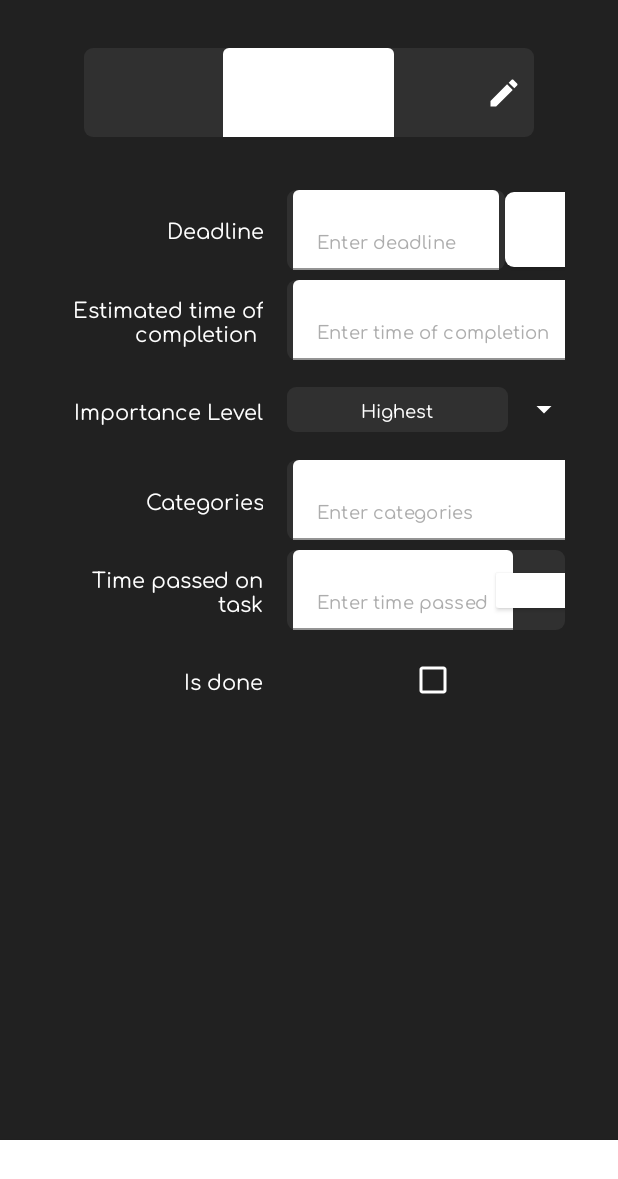
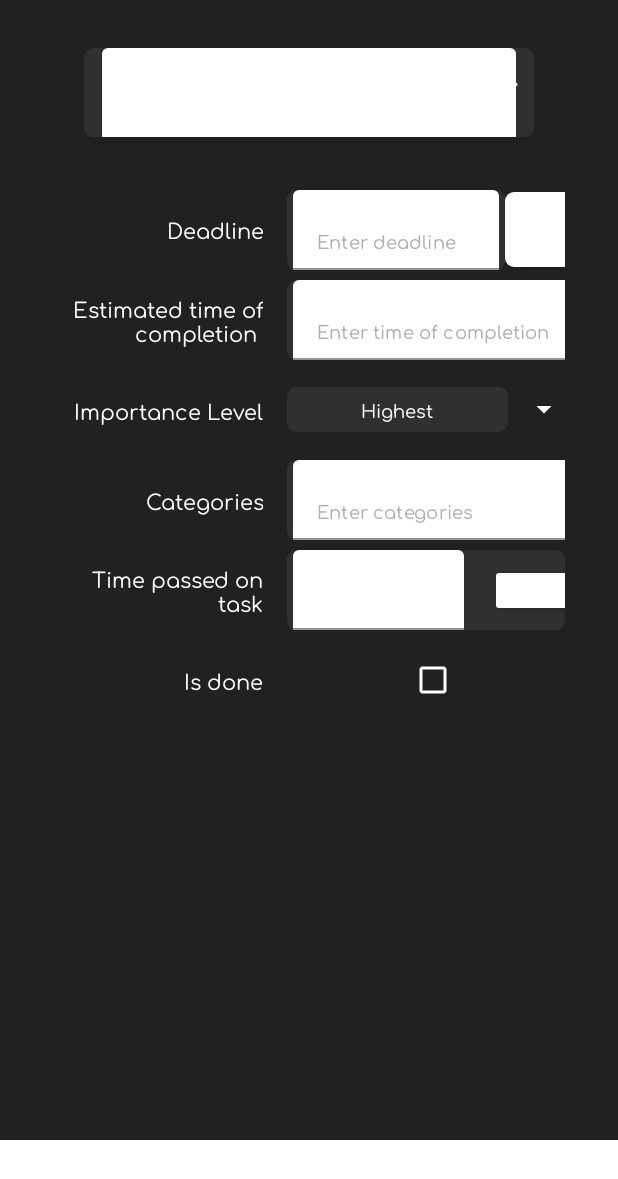
Before and after one commit to mdechdee/CS350_Start-It, an Android app: the AddItemActivity screen opened directly, with no data from a screen before it, on a phone screen of 412 x 824 dp. Shown: the top 1179 px of the screen. Run offline under Robolectric (Android 15) with nearby library versions, the phone set to English and light mode, and no system bars.

Commit message:
Fix input on add item layout

```diff
--- a/app/src/main/res/layout/activity_add_item.xml
+++ b/app/src/main/res/layout/activity_add_item.xml
@@ -48,14 +48,16 @@
 
             <com.google.android.material.textfield.TextInputEditText
                 android:id="@+id/titleName"
-                android:layout_width="wrap_content"
+                android:layout_width="match_parent"
                 android:layout_height="wrap_content"
                 android:layout_gravity="center"
+                android:layout_marginHorizontal="12dp"
                 android:backgroundTint="@color/colorPrimaryWhite"
                 android:fontFamily="@font/comfortaa"
-                android:gravity="center|fill_vertical"
+                android:gravity="center|center_horizontal"
                 android:inputType="text"
                 android:maxLines="1"
+                android:paddingHorizontal="8dp"
                 android:singleLine="true"
                 android:text="New Todo"
                 android:textAlignment="center"
@@ -122,6 +124,7 @@
                         android:layout_weight="1"
                         android:backgroundTint="@color/colorPrimaryWhite"
                         android:hint="Enter deadline"
+                        android:inputType="date|datetime"
                         android:singleLine="true"
                         android:textColor="@color/colorPrimaryWhite"
                         android:textColorHighlight="@color/colorAccent"
@@ -189,6 +192,7 @@
                         android:layout_weight="1"
                         android:backgroundTint="@color/colorPrimaryWhite"
                         android:hint="Enter time of completion"
+                        android:inputType="time"
                         android:singleLine="true"
                         android:textColor="@color/colorPrimaryWhite"
                         android:textColorHighlight="@color/colorAccent"
@@ -286,6 +290,7 @@
                         android:layout_weight="1"
                         android:backgroundTint="@color/colorPrimaryWhite"
                         android:hint="Enter categories"
+                        android:inputType="textShortMessage"
                         android:singleLine="true"
                         android:textColor="@color/colorPrimaryWhite"
                         android:textColorHighlight="@color/colorAccent"
@@ -333,14 +338,15 @@
                     app:layout_constraintTop_toTopOf="parent">
 
                     <com.google.android.material.textfield.TextInputEditText
-                        android:layout_width="wrap_content"
+                        android:layout_width="114dp"
                         android:layout_height="wrap_content"
                         android:backgroundTint="@color/colorPrimaryWhite"
-                        android:hint="Enter time passed"
+                        android:focusable="false"
+                        android:hint="Time passed"
                         android:singleLine="true"
                         android:textColor="@color/colorPrimaryWhite"
                         android:textColorHighlight="@color/colorAccent"
-                        android:textColorHint="@color/colorLightGray"
+                        android:textColorHint="@color/colorPrimaryWhite"
                         android:textSize="12sp" />
 
                 </com.google.android.material.textfield.TextInputLayout>
--- a/app/src/main/res/layout/custom_spinner_item.xml
+++ b/app/src/main/res/layout/custom_spinner_item.xml
@@ -3,6 +3,7 @@
     android:layout_width="match_parent"
     android:layout_height="wrap_content"
     android:background="@drawable/dark_gray_bg"
+    android:foregroundTint="@color/colorPrimaryWhite"
     android:gravity="start"
     android:padding="5dp"
     android:textAlignment="center"
```
